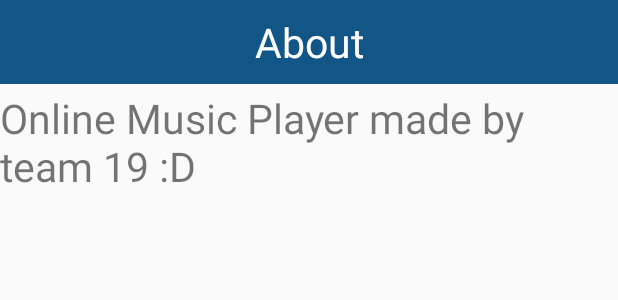
After one commit to Huynhnguyen2705/MusicApp, an Android app: the layout activity_about.xml on its own in the app's theme, with its tools: preview values and no code run, on a phone screen of 412 x 824 dp. The commit adds this screen. Shown: the top 300 px of the screen. Run offline under Robolectric (Android 15) with nearby library versions, the phone set to English and light mode, and no system bars.

Commit message:
- about activity
Signed-off-by: Phatest1 <tanphat1309@gmail.com>

```diff
--- a/app/build.gradle
+++ b/app/build.gradle
@@ -109,4 +109,5 @@ dependencies {
 
 
 
+
 apply plugin: 'com.google.gms.google-services'
--- a/app/src/main/java/com/learnandroid/huynh/music_app/OnlineActivity.kt
+++ b/app/src/main/java/com/learnandroid/huynh/music_app/OnlineActivity.kt
@@ -56,7 +56,7 @@ class OnlineActivity : AppCompatActivity() {
             intent.action = MediaPlayerService.ACTION_PLAY
             startService(intent)
 
-            //}else indicator.visibility = View.GONE
+//            }else indicator.visibility = View.GONE
         }
 
 
--- /dev/null
+++ b/app/src/main/res/layout/activity_about.xml
@@ -0,0 +1,33 @@
+<?xml version="1.0" encoding="utf-8"?>
+<android.support.constraint.ConstraintLayout xmlns:android="http://schemas.android.com/apk/res/android"
+    xmlns:app="http://schemas.android.com/apk/res-auto"
+    xmlns:tools="http://schemas.android.com/tools"
+    android:layout_width="match_parent"
+    android:layout_height="match_parent"
+    tools:context="com.learnandroid.huynh.music_app.AboutActivity">
+
+    <android.support.v7.widget.Toolbar
+        android:id="@+id/about_toolbar"
+        android:layout_width="match_parent"
+        android:layout_height="?attr/actionBarSize"
+        android:background="?attr/colorPrimary"
+        app:layout_scrollFlags="scroll|enterAlways"
+        app:popupTheme="@style/ThemeOverlay.AppCompat.Light">
+
+        <TextView
+            android:layout_width="wrap_content"
+            android:layout_height="wrap_content"
+            android:layout_gravity="center"
+            android:text="@string/about"
+            android:textColor="@color/textColorPrimary"
+            android:textSize="27dp" />
+    </android.support.v7.widget.Toolbar>
+
+    <TextView
+        android:layout_width="wrap_content"
+        android:layout_height="wrap_content"
+        android:paddingTop="60dp"
+        android:text="@string/aboutabout"
+        android:textSize="27sp" />
+
+</android.support.constraint.ConstraintLayout>
--- a/app/src/main/res/values/strings.xml
+++ b/app/src/main/res/values/strings.xml
@@ -34,6 +34,7 @@
         <item>Czech</item>
         <item>China</item>
     </string-array>
+    <string name="aboutabout">Online Music Player made by team 19 :D</string>
 
     <!-- fragment playback-->
     <string name="currently_playing_song">Song currently playing</string>
```
Also changed, not shown: app/src/main/AndroidManifest.xml (+9 -5 lines), app/src/main/java/com/learnandroid/huynh/music_app/AboutActivity.java (added, +18 -0 lines), app/src/main/java/com/learnandroid/huynh/music_app/settingActivity.java (+11 -0 lines), app/src/main/res/anim/anim_l1.xml (deleted, +0 -10 lines), app/src/main/res/anim/anim_r1.xml (deleted, +0 -10 lines).
